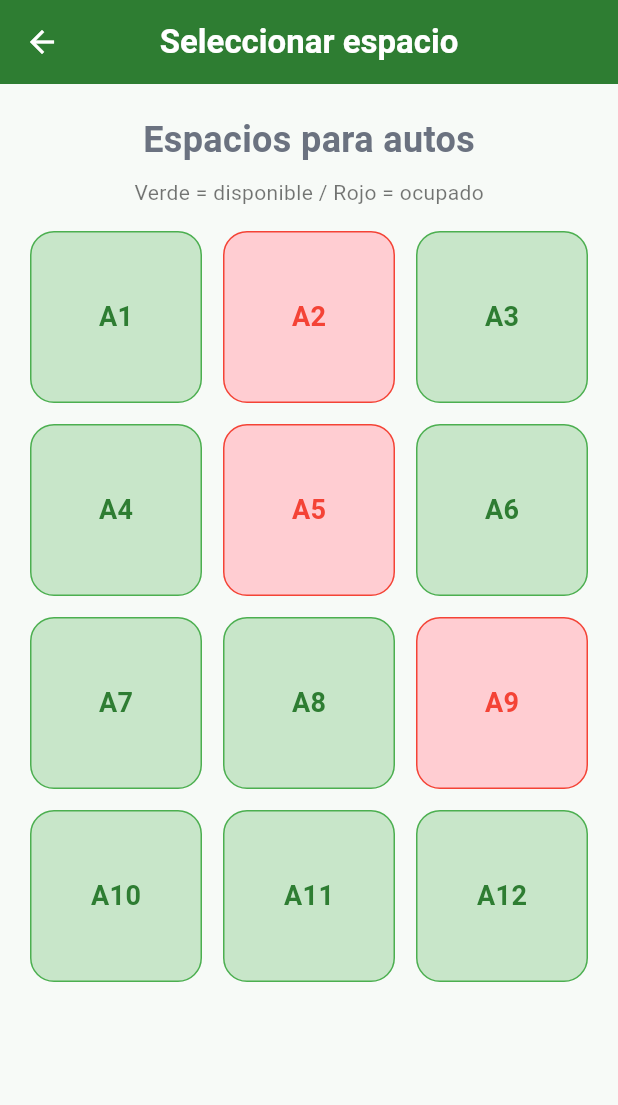
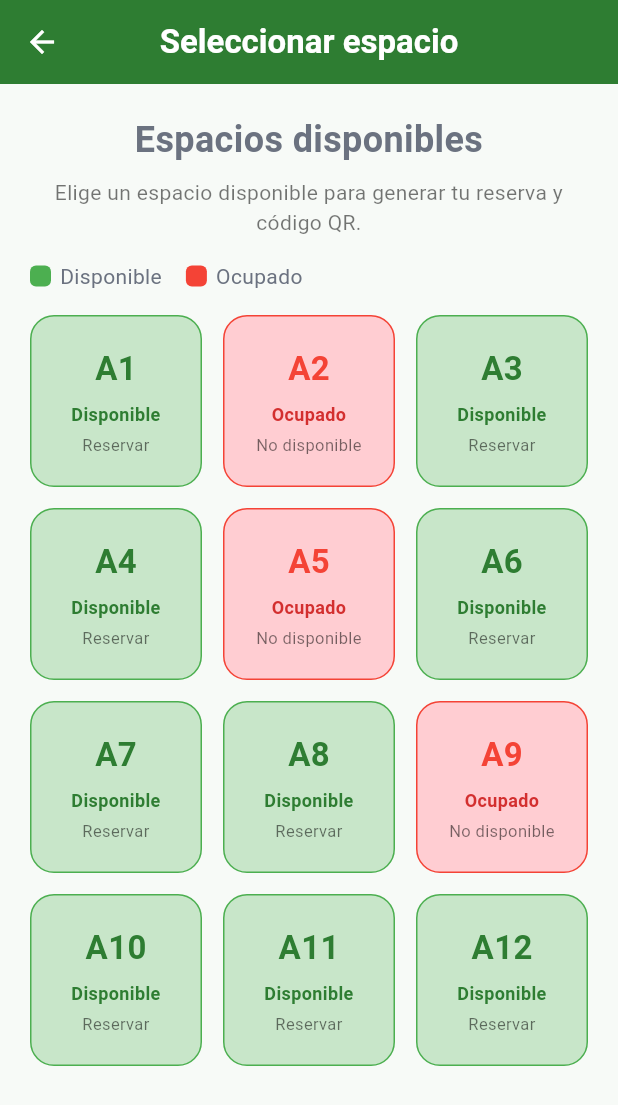
Before and after one commit to JofreTiconaPlata/LaMadrigueraApp, a Flutter app: the EspaciosPage screen opened by its route, on a phone screen of 412 x 824 dp. Shown: the top 1105 px of the screen. Run offline on Flutter 3.47's test engine with Material 3 defaults, Android fonts, the phone set to English and light mode, and no system bars; our stand-ins replace dio, flutter_map, flutter_riverpod, latlong2, shared_preferences; accounts and stored records are empty.

Commit message:
feat(espacios): ajustar acciones segun rol

```diff
--- a/lib/features/espacios/presentation/pages/espacios_page.dart
+++ b/lib/features/espacios/presentation/pages/espacios_page.dart
@@ -1,53 +1,147 @@
 import 'package:flutter/material.dart';
+import 'package:flutter_riverpod/flutter_riverpod.dart';
+import 'package:la_madriguera/app/router/route_names.dart';
+import 'package:la_madriguera/shared/enums/rol_enum.dart';
+import 'package:la_madriguera/shared/providers/session_provider.dart';
 
-class EspaciosPage extends StatelessWidget {
+class EspaciosPage extends ConsumerWidget {
   const EspaciosPage({super.key});
 
-  Widget _spaceButton(BuildContext context, int number, bool ocupado) {
+  void _handleSpaceTap(
+    BuildContext context, {
+    required int number,
+    required bool ocupado,
+    required RolEnum? rol,
+  }) {
+    if (rol == RolEnum.operador) {
+      if (ocupado) {
+        Navigator.pushNamed(context, RouteNames.salidasCobros);
+        return;
+      }
+
+      Navigator.pushNamed(context, RouteNames.registrarIngreso);
+      return;
+    }
+
+    if (ocupado) {
+      ScaffoldMessenger.of(context).showSnackBar(
+        SnackBar(content: Text('El espacio A$number está ocupado')),
+      );
+      return;
+    }
+
+    Navigator.pushNamed(context, RouteNames.qrTiempo);
+  }
+
+  Widget _spaceButton(
+    BuildContext context, {
+    required int number,
+    required bool ocupado,
+    required RolEnum? rol,
+  }) {
+    final esOperador = rol == RolEnum.operador;
+
+    final statusText = ocupado ? 'Ocupado' : 'Disponible';
+    final actionText = esOperador
+        ? ocupado
+              ? 'Cobrar salida'
+              : 'Registrar ingreso'
+        : ocupado
+        ? 'No disponible'
+        : 'Reservar';
+
     return InkWell(
-      onTap: ocupado
-          ? null
-          : () {
-              Navigator.pushNamed(context, '/qr-tiempo');
-            },
+      borderRadius: BorderRadius.circular(16),
+      onTap: () =>
+          _handleSpaceTap(context, number: number, ocupado: ocupado, rol: rol),
       child: Container(
         decoration: BoxDecoration(
           color: ocupado ? Colors.red.shade100 : Colors.green.shade100,
           borderRadius: BorderRadius.circular(16),
           border: Border.all(color: ocupado ? Colors.red : Colors.green),
         ),
-        child: Center(
-          child: Text(
-            'A$number',
-            style: TextStyle(
-              fontSize: 18,
-              fontWeight: FontWeight.bold,
-              color: ocupado ? Colors.red : Colors.green.shade800,
+        padding: const EdgeInsets.all(8),
+        child: Column(
+          mainAxisAlignment: MainAxisAlignment.center,
+          children: [
+            Text(
+              'A$number',
+              style: TextStyle(
+                fontSize: 22,
+                fontWeight: FontWeight.bold,
+                color: ocupado ? Colors.red : Colors.green.shade800,
+              ),
             ),
-          ),
+            const SizedBox(height: 6),
+            Text(
+              statusText,
+              textAlign: TextAlign.center,
+              style: TextStyle(
+                fontSize: 12,
+                color: ocupado ? Colors.red.shade700 : Colors.green.shade800,
+                fontWeight: FontWeight.w600,
+              ),
+            ),
+            const SizedBox(height: 4),
+            Text(
+              actionText,
+              textAlign: TextAlign.center,
+              style: const TextStyle(fontSize: 11, color: Colors.black54),
+            ),
+          ],
         ),
       ),
     );
   }
 
+  String _titleByRole(RolEnum? rol) {
+    if (rol == RolEnum.operador) {
+      return 'Gestión de espacios';
+    }
+
+    return 'Seleccionar espacio';
+  }
+
+  String _subtitleByRole(RolEnum? rol) {
+    if (rol == RolEnum.operador) {
+      return 'Toca un espacio disponible para registrar ingreso o uno ocupado para cobrar salida.';
+    }
+
+    return 'Elige un espacio disponible para generar tu reserva y código QR.';
+  }
+
   @override
-  Widget build(BuildContext context) {
+  Widget build(BuildContext context, WidgetRef ref) {
+    final usuario = ref.watch(sessionProvider);
+    final rol = usuario?.rol;
     final ocupados = {2, 5, 9};
 
     return Scaffold(
-      appBar: AppBar(title: const Text('Seleccionar espacio')),
+      appBar: AppBar(title: Text(_titleByRole(rol))),
       body: Padding(
         padding: const EdgeInsets.all(20),
         child: Column(
           children: [
-            const Text(
-              'Espacios para autos',
-              style: TextStyle(fontSize: 24, fontWeight: FontWeight.bold),
+            Text(
+              rol == RolEnum.operador
+                  ? 'Espacios del parqueo'
+                  : 'Espacios disponibles',
+              textAlign: TextAlign.center,
+              style: const TextStyle(fontSize: 24, fontWeight: FontWeight.bold),
             ),
             const SizedBox(height: 8),
-            const Text(
-              'Verde = disponible / Rojo = ocupado',
-              style: TextStyle(color: Colors.black54),
+            Text(
+              _subtitleByRole(rol),
+              textAlign: TextAlign.center,
+              style: const TextStyle(color: Colors.black54),
+            ),
+            const SizedBox(height: 16),
+            Row(
+              children: [
+                _legendItem(color: Colors.green, text: 'Disponible'),
+                const SizedBox(width: 16),
+                _legendItem(color: Colors.red, text: 'Ocupado'),
+              ],
             ),
             const SizedBox(height: 16),
             Expanded(
@@ -62,8 +156,9 @@ class EspaciosPage extends StatelessWidget {
                   final number = index + 1;
                   return _spaceButton(
                     context,
-                    number,
-                    ocupados.contains(number),
+                    number: number,
+                    ocupado: ocupados.contains(number),
+                    rol: rol,
                   );
                 },
               ),
@@ -73,4 +168,21 @@ class EspaciosPage extends StatelessWidget {
       ),
     );
   }
+
+  Widget _legendItem({required Color color, required String text}) {
+    return Row(
+      children: [
+        Container(
+          width: 14,
+          height: 14,
+          decoration: BoxDecoration(
+            color: color,
+            borderRadius: BorderRadius.circular(4),
+          ),
+        ),
+        const SizedBox(width: 6),
+        Text(text),
+      ],
+    );
+  }
 }
```
